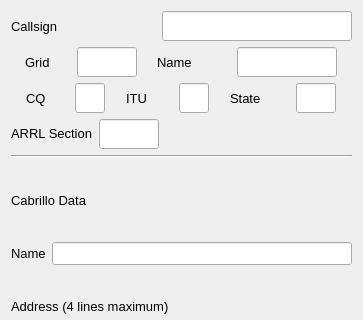
Before: the Qt Designer form so2sdr/stationdialog.ui in n4ogw/so2sdr, drawn with Qt 5; both pictures show x 0 to 363 and y 0 to 320 of the 363 by 676 pixel window.
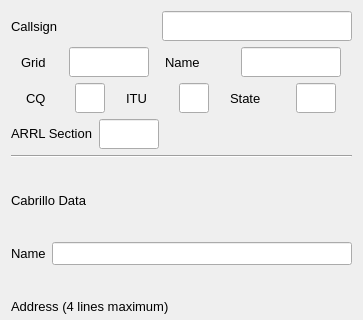
After: the same form once the commit is applied.

Patch:
```diff
--- a/so2sdr/stationdialog.ui
+++ b/so2sdr/stationdialog.ui
@@ -134,13 +134,13 @@
        </property>
        <property name="minimumSize">
         <size>
-         <width>60</width>
+         <width>80</width>
          <height>30</height>
         </size>
        </property>
        <property name="maximumSize">
         <size>
-         <width>60</width>
+         <width>80</width>
          <height>30</height>
         </size>
        </property>
```
Left out of the diff: 18 changed lines with no effect on the pictures.
